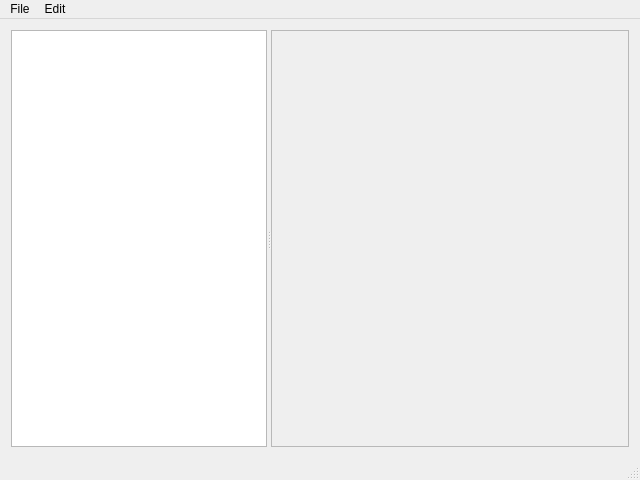
Above: MainWindow.ui from kringg/Asim before the change. Below: the same form after it.
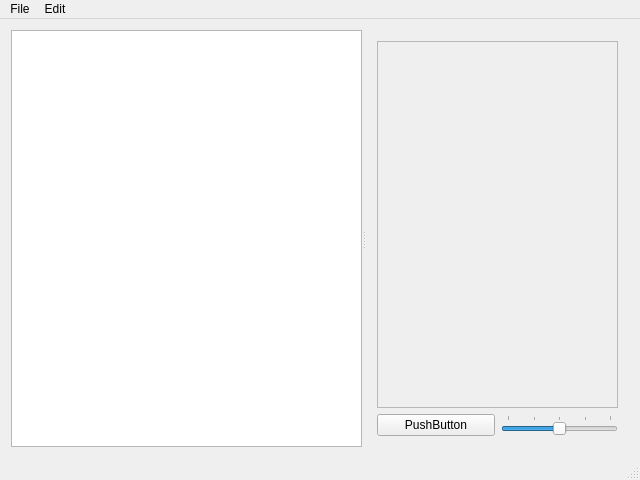
That is the form after the change.

Commit message: Added thumbnail resize UI and behavior.

Diff of the .ui file:
```diff
--- a/MainWindow.ui
+++ b/MainWindow.ui
@@ -25,6 +25,38 @@
         <bool>false</bool>
        </attribute>
       </widget>
+      <widget class="QWidget" name="gridLayoutWidget">
+       <layout class="QGridLayout" name="gridLayout">
+        <item row="1" column="0">
+         <widget class="QPushButton" name="pushButton">
+          <property name="text">
+           <string>PushButton</string>
+          </property>
+         </widget>
+        </item>
+        <item row="1" column="1">
+         <widget class="QSlider" name="sizeId">
+          <property name="minimum">
+           <number>1</number>
+          </property>
+          <property name="maximum">
+           <number>5</number>
+          </property>
+          <property name="pageStep">
+           <number>1</number>
+          </property>
+          <property name="value">
+           <number>3</number>
+          </property>
+          <property name="orientation">
+           <enum>Qt::Horizontal</enum>
+          </property>
+          <property name="tickPosition">
+           <enum>QSlider::TicksAbove</enum>
+          </property>
+         </widget>
+        </item>
+        <item row="0" column="0" colspan="2">
       <widget class="QScrollArea" name="scrollArea">
        <property name="sizePolicy">
         <sizepolicy hsizetype="Expanding" vsizetype="Expanding">
@@ -45,6 +77,9 @@
          </rect>
         </property>
        </widget>
+         </widget>
+        </item>
+       </layout>
       </widget>
      </widget>
     </item>
```
Lines whose indentation alone changed are shown as unchanged. The commit also changes 4 other files.
